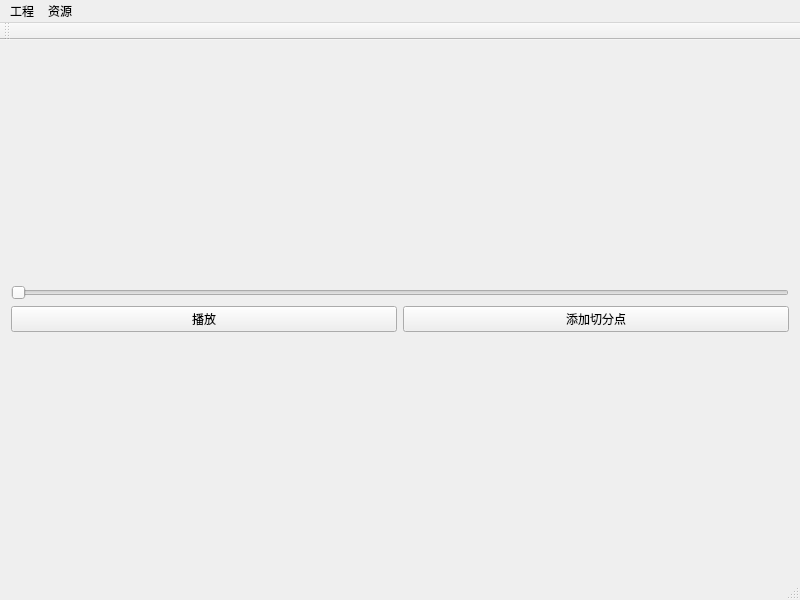
Old version of the form POVMaker/POVMaker.ui in the repository Kouek/POVMaker.
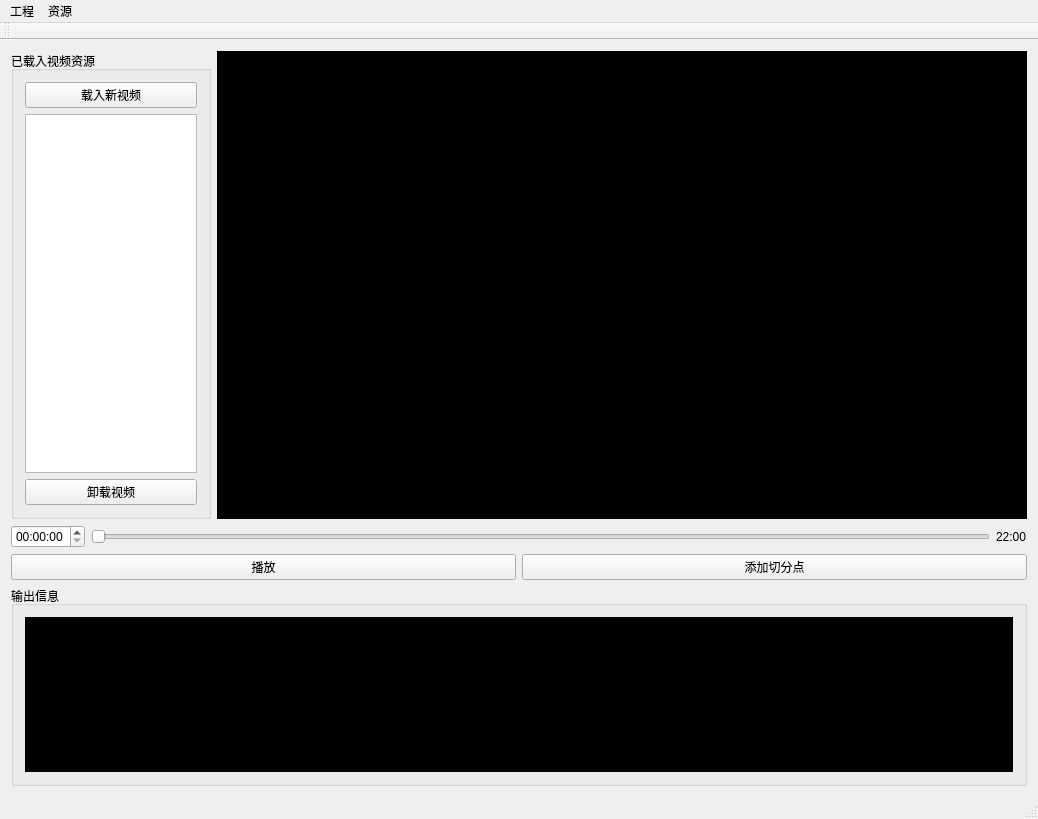
New version of the form. Icons and pictures are not drawn.

What changed in the file:
```diff
--- a/POVMaker/POVMaker.ui
+++ b/POVMaker/POVMaker.ui
@@ -6,8 +6,8 @@
    <rect>
     <x>0</x>
     <y>0</y>
-    <width>800</width>
-    <height>600</height>
+    <width>1038</width>
+    <height>819</height>
    </rect>
   </property>
   <property name="windowTitle">
@@ -16,31 +16,164 @@
   <widget class="QWidget" name="centralWidget">
    <layout class="QGridLayout" name="gridLayout">
     <item row="0" column="0">
-     <layout class="QVBoxLayout" name="verticalLayout">
+     <layout class="QHBoxLayout" name="horizontalLayout_3">
       <item>
-       <widget class="QSlider" name="VideoHorizontalSlider">
+       <widget class="QGroupBox" name="groupBox">
+        <property name="sizePolicy">
+         <sizepolicy hsizetype="Maximum" vsizetype="Expanding">
+          <horstretch>0</horstretch>
+          <verstretch>0</verstretch>
+         </sizepolicy>
+        </property>
+        <property name="maximumSize">
+         <size>
+          <width>200</width>
+          <height>16777215</height>
+         </size>
+        </property>
+        <property name="title">
+         <string>已载入视频资源</string>
+        </property>
+        <layout class="QVBoxLayout" name="verticalLayout">
+         <item>
+          <widget class="QPushButton" name="loadVideosPushButton">
+           <property name="text">
+            <string>载入新视频</string>
+           </property>
+           <property name="icon">
+            <iconset resource="POVMaker.qrc">
+             <normaloff>:/POVMaker/resource/icon/plus.png</normaloff>:/POVMaker/resource/icon/plus.png</iconset>
+           </property>
+          </widget>
+         </item>
+         <item>
+          <widget class="QListView" name="videoListView">
+           <property name="sizePolicy">
+            <sizepolicy hsizetype="Maximum" vsizetype="Expanding">
+             <horstretch>0</horstretch>
+             <verstretch>0</verstretch>
+            </sizepolicy>
+           </property>
+           <property name="maximumSize">
+            <size>
+             <width>200</width>
+             <height>16777215</height>
+            </size>
+           </property>
+           <property name="iconSize">
+            <size>
+             <width>50</width>
+             <height>50</height>
+            </size>
+           </property>
+           <property name="flow">
+            <enum>QListView::TopToBottom</enum>
+           </property>
+           <property name="viewMode">
+            <enum>QListView::ListMode</enum>
+           </property>
+           <property name="itemAlignment">
+            <set>Qt::AlignLeading</set>
+           </property>
+          </widget>
+         </item>
+         <item>
+          <widget class="QPushButton" name="unloadVideosPushButton">
+           <property name="text">
+            <string>卸载视频</string>
+           </property>
+           <property name="icon">
+            <iconset resource="POVMaker.qrc">
+             <normaloff>:/POVMaker/resource/icon/minus.png</normaloff>:/POVMaker/resource/icon/minus.png</iconset>
+           </property>
+          </widget>
+         </item>
+        </layout>
+       </widget>
+      </item>
+      <item>
+       <widget class="QGraphicsView" name="videoGraphicsView">
+        <property name="styleSheet">
+         <string notr="true">background-color: rgb(0, 0, 0);</string>
+        </property>
+       </widget>
+      </item>
+     </layout>
+    </item>
+    <item row="1" column="0">
+     <layout class="QHBoxLayout" name="horizontalLayout_2">
+      <item>
+       <widget class="QTimeEdit" name="currentPlayTimeEdit"/>
+      </item>
+      <item>
+       <widget class="QSlider" name="videoHorizontalSlider">
         <property name="orientation">
          <enum>Qt::Horizontal</enum>
         </property>
        </widget>
       </item>
       <item>
-       <layout class="QHBoxLayout" name="horizontalLayout">
-        <item>
-         <widget class="QPushButton" name="PlayPushButton">
-          <property name="text">
-           <string>播放</string>
-          </property>
-         </widget>
-        </item>
-        <item>
-         <widget class="QPushButton" name="AddCutPushButton">
-          <property name="text">
-           <string>添加切分点</string>
-          </property>
-         </widget>
-        </item>
-       </layout>
+       <widget class="QLabel" name="endTimeLabel">
+        <property name="text">
+         <string>22:00</string>
+        </property>
+       </widget>
+      </item>
+     </layout>
+    </item>
+    <item row="3" column="0">
+     <widget class="QGroupBox" name="groupBox_2">
+      <property name="sizePolicy">
+       <sizepolicy hsizetype="Preferred" vsizetype="Maximum">
+        <horstretch>0</horstretch>
+        <verstretch>0</verstretch>
+       </sizepolicy>
+      </property>
+      <property name="maximumSize">
+       <size>
+        <width>16777215</width>
+        <height>200</height>
+       </size>
+      </property>
+      <property name="title">
+       <string>输出信息</string>
+      </property>
+      <layout class="QVBoxLayout" name="verticalLayout_2">
+       <item>
+        <widget class="QPlainTextEdit" name="outputPlainTextEdit">
+         <property name="sizePolicy">
+          <sizepolicy hsizetype="Expanding" vsizetype="Expanding">
+           <horstretch>0</horstretch>
+           <verstretch>0</verstretch>
+          </sizepolicy>
+         </property>
+         <property name="styleSheet">
+          <string notr="true">background-color: rgb(0, 0, 0);
+color: rgb(255, 255, 255);</string>
+         </property>
+         <property name="readOnly">
+          <bool>true</bool>
+         </property>
+        </widget>
+       </item>
+      </layout>
+     </widget>
+    </item>
+    <item row="2" column="0">
+     <layout class="QHBoxLayout" name="horizontalLayout">
+      <item>
+       <widget class="QPushButton" name="playPushButton">
+        <property name="text">
+         <string>播放</string>
+        </property>
+       </widget>
+      </item>
+      <item>
+       <widget class="QPushButton" name="addCutPushButton">
+        <property name="text">
+         <string>添加切分点</string>
+        </property>
+       </widget>
       </item>
      </layout>
     </item>
@@ -51,7 +184,7 @@
     <rect>
      <x>0</x>
      <y>0</y>
-     <width>800</width>
+     <width>1038</width>
      <height>26</height>
     </rect>
    </property>
```
